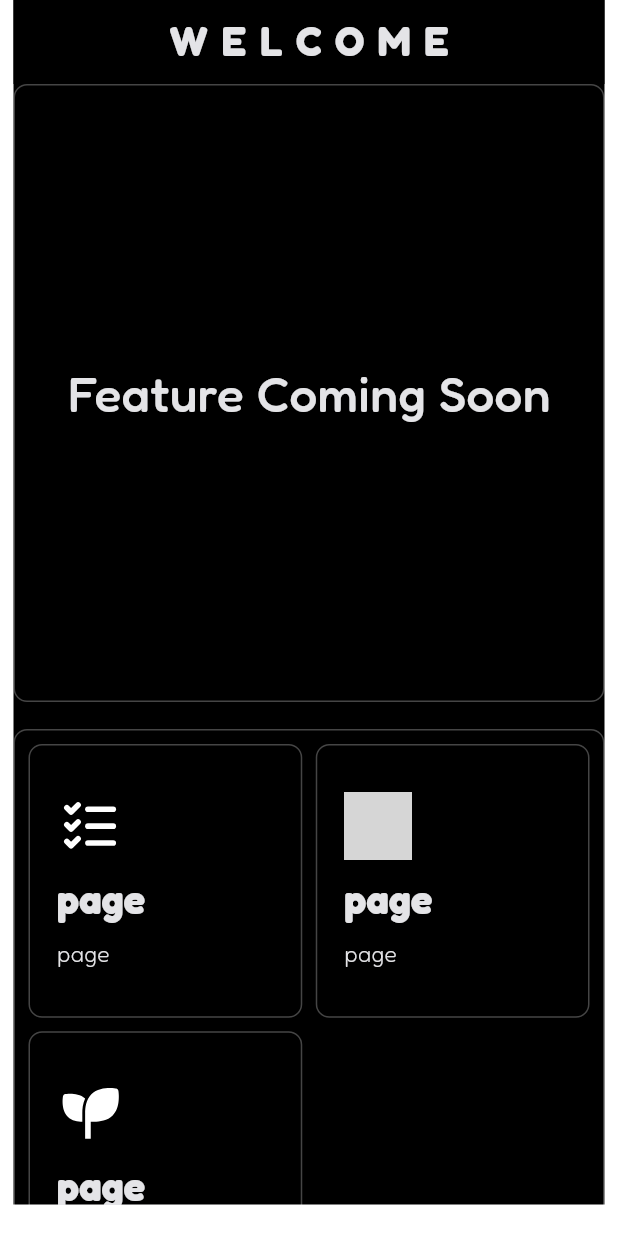
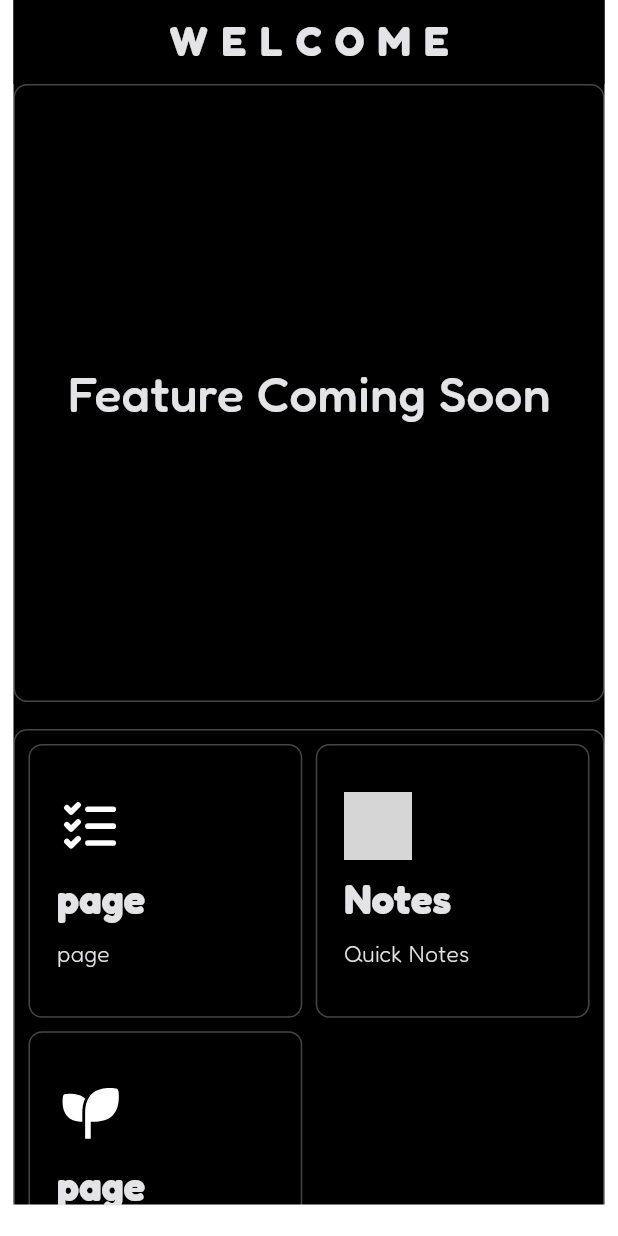
Before and after one commit to sujalpoudel78/luna, a Flutter app: the screen it shows after launch, on a phone screen of 412 x 824 dp. Run offline on Flutter 3.47's test engine with Material 3 defaults, Android fonts, the phone set to English and light mode, and no system bars; our stand-ins replace flutter_slidable, flutter_svg, hive_flutter; accounts and stored records are empty; grey boxes are pictures that could not be loaded.

Commit message:
add local database for notes

```diff
--- a/lib/pages/home_page.dart
+++ b/lib/pages/home_page.dart
@@ -44,7 +44,23 @@ class HomePage extends StatelessWidget {
       body: SingleChildScrollView(
         child: Column(
           children: [
-              screenTime(),
+            Container(
+              width: double.infinity,
+              height: MediaQuery.of(context).size.width,
+              decoration: BoxDecoration(
+                borderRadius: BorderRadius.circular(9),
+                border: Border.all(color: AppTheme.borderColor, width: 1),
+              ),
+              child: Column(
+                mainAxisAlignment: MainAxisAlignment.center,
+                children: [
+                  Text(
+                    'Feature Coming Soon',
+                    style: TextStyle(fontSize: 33, fontWeight: FontWeight.w500),
+                  ),
+                ],
+              ),
+            ),
             SizedBox(height: 18),
             Container(
               padding: EdgeInsets.all(9),
@@ -77,8 +93,8 @@ class HomePage extends StatelessWidget {
                     },
                     child: buildGridItem(
                       'assets/icons/book.svg',
-                        'page',
-                        'page',
+                      'Notes',
+                      'Quick Notes',
                     ),
                   ),
                   buildGridItem('assets/icons/sapling.svg', 'page', 'page'),
@@ -91,28 +107,3 @@ class HomePage extends StatelessWidget {
     );
   }
 }
-
-class screenTime extends StatelessWidget {
-  const screenTime({super.key});
-
-  @override
-  Widget build(BuildContext context) {
-    return Container(
-      width: double.infinity,
-      height: MediaQuery.of(context).size.width,
-      decoration: BoxDecoration(
-        borderRadius: BorderRadius.circular(9),
-        border: Border.all(color: AppTheme.borderColor, width: 1),
-      ),
-      child: Column(
-        mainAxisAlignment: MainAxisAlignment.center,
-        children: [
-          Text(
-            'Feature Coming Soon',
-            style: TextStyle(fontSize: 33, fontWeight: FontWeight.w500),
-          ),
-        ],
-      ),
-    );
-  }
-}
--- a/pubspec.yaml
+++ b/pubspec.yaml
@@ -32,6 +32,7 @@ dependencies:
     sdk: flutter
   flutter_svg: ^2.1.0
   flutter_slidable: ^4.0.0
+  hive_flutter: ^1.1.0
 
   # The following adds the Cupertino Icons font to your application.
   # Use with the CupertinoIcons class for iOS style icons.
```
Also changed, not shown: lib/main.dart (+6 -1 lines), lib/pages/notes_page.dart (+5 -3 lines), pubspec.lock, 1 other file. Lines whose indentation alone changed are shown as unchanged.
